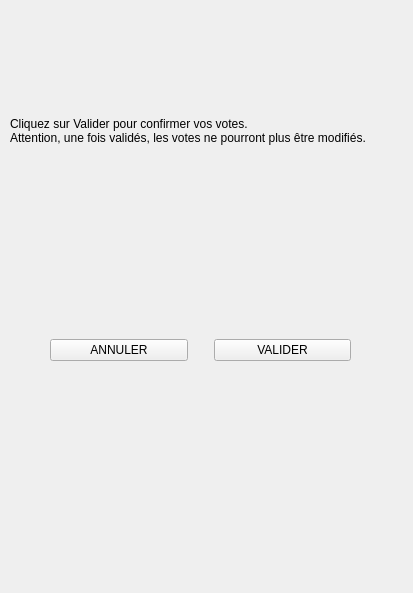
Old version of the form Codes/biblio/ui/confirmationVote.ui in the repository enst-abstention/votesAlternatifsTD5_SimporeLemaitre.
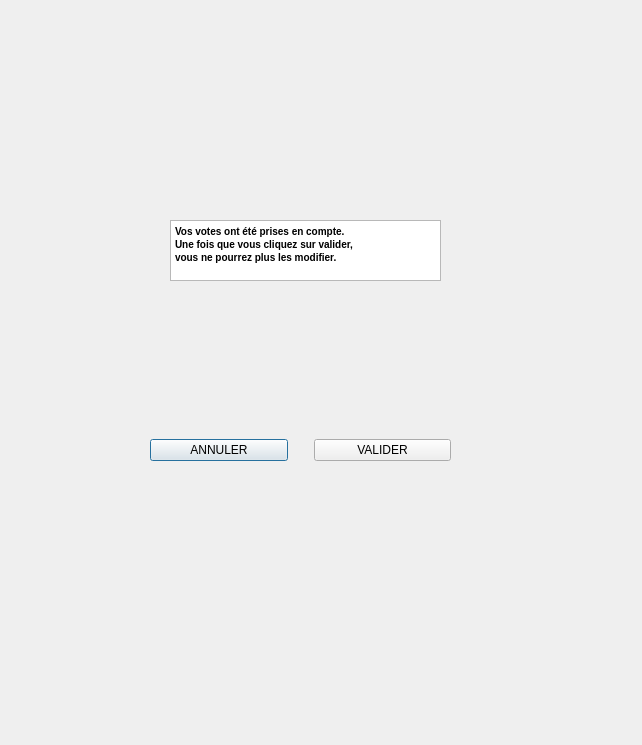
New version of the form. Icons and pictures are not drawn.

```diff
--- a/Codes/biblio/ui/confirmationVote.ui
+++ b/Codes/biblio/ui/confirmationVote.ui
@@ -6,8 +6,8 @@
    <rect>
     <x>0</x>
     <y>0</y>
-    <width>413</width>
-    <height>593</height>
+    <width>642</width>
+    <height>745</height>
    </rect>
   </property>
   <property name="windowTitle">
@@ -20,56 +20,38 @@
    <property name="geometry">
     <rect>
      <x>0</x>
-     <y>10</y>
-     <width>410</width>
-     <height>590</height>
+     <y>0</y>
+     <width>640</width>
+     <height>748</height>
     </rect>
    </property>
    <property name="styleSheet">
     <string notr="true"/>
    </property>
-   <widget class="QLabel" name="label_5">
+   <widget class="QTextEdit" name="textEdit">
     <property name="geometry">
      <rect>
-      <x>470</x>
-      <y>430</y>
-      <width>221</width>
-      <height>20</height>
+      <x>170</x>
+      <y>220</y>
+      <width>271</width>
+      <height>61</height>
      </rect>
     </property>
-    <property name="styleSheet">
-     <string notr="true">font: 12pt &quot;MS Shell Dlg 2&quot;;
-color: rgb(255, 0, 0);
-color: rgb(255, 0, 0);</string>
-    </property>
-    <property name="text">
-     <string/>
-    </property>
-   </widget>
-   <widget class="QPushButton" name="pushButton">
-    <property name="geometry">
-     <rect>
-      <x>390</x>
-      <y>660</y>
-      <width>93</width>
-      <height>28</height>
-     </rect>
-    </property>
-    <property name="styleSheet">
-     <string notr="true">font: 8pt &quot;Kristen ITC&quot;;
-color: rgb(188, 0, 108);
-font: 8pt &quot;Kristen ITC&quot;;
-</string>
-    </property>
-    <property name="text">
-     <string>Valider</string>
+    <property name="html">
+     <string>&lt;!DOCTYPE HTML PUBLIC &quot;-//W3C//DTD HTML 4.0//EN&quot; &quot;http://www.w3.org/TR/REC-html40/strict.dtd&quot;&gt;
+&lt;html&gt;&lt;head&gt;&lt;meta name=&quot;qrichtext&quot; content=&quot;1&quot; /&gt;&lt;style type=&quot;text/css&quot;&gt;
+p, li { white-space: pre-wrap; }
+&lt;/style&gt;&lt;/head&gt;&lt;body style=&quot; font-family:'MS Shell Dlg 2'; font-size:7.8pt; font-weight:400; font-style:normal;&quot;&gt;
+&lt;p align=&quot;justify&quot; style=&quot; margin-top:0px; margin-bottom:0px; margin-left:0px; margin-right:0px; -qt-block-indent:0; text-indent:0px;&quot;&gt;&lt;span style=&quot; font-weight:600;&quot;&gt;Vos votes ont été prises en compte.&lt;/span&gt;&lt;/p&gt;
+&lt;p align=&quot;justify&quot; style=&quot; margin-top:0px; margin-bottom:0px; margin-left:0px; margin-right:0px; -qt-block-indent:0; text-indent:0px;&quot;&gt;&lt;span style=&quot; font-weight:600;&quot;&gt;Une fois que vous cliquez sur valider,&lt;/span&gt;&lt;/p&gt;
+&lt;p align=&quot;justify&quot; style=&quot; margin-top:0px; margin-bottom:0px; margin-left:0px; margin-right:0px; -qt-block-indent:0; text-indent:0px;&quot;&gt;&lt;span style=&quot; font-weight:600;&quot;&gt;vous ne pourrez plus les modifier.&lt;/span&gt;&lt;/p&gt;&lt;/body&gt;&lt;/html&gt;</string>
     </property>
    </widget>
    <widget class="QWidget" name="horizontalLayoutWidget">
     <property name="geometry">
      <rect>
-      <x>50</x>
-      <y>320</y>
+      <x>150</x>
+      <y>430</y>
       <width>301</width>
       <height>41</height>
      </rect>
@@ -104,20 +86,6 @@
      </item>
     </layout>
    </widget>
-   <widget class="QLabel" name="label">
-    <property name="geometry">
-     <rect>
-      <x>10</x>
-      <y>70</y>
-      <width>421</width>
-      <height>101</height>
-     </rect>
-    </property>
-    <property name="text">
-     <string>Cliquez sur Valider pour confirmer vos votes.
-Attention, une fois validés, les votes ne pourront plus être modifiés.</string>
-    </property>
-   </widget>
   </widget>
  </widget>
  <resources/>
```
Left out of the diff: 9 changed lines with no effect on the pictures.
